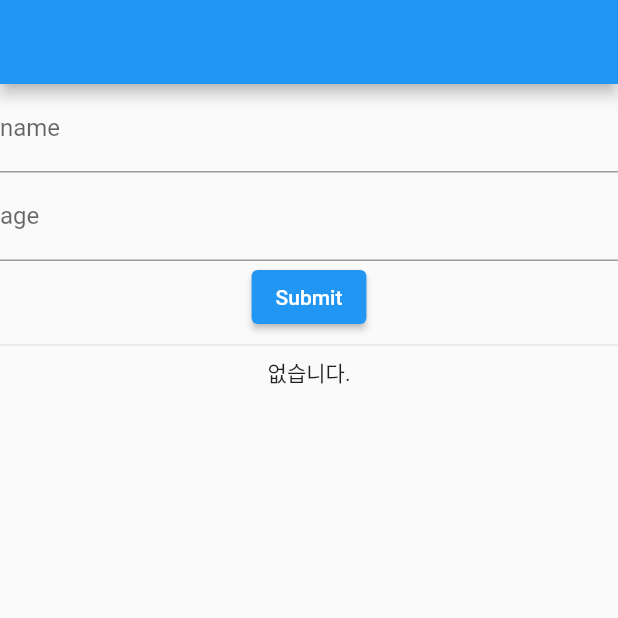
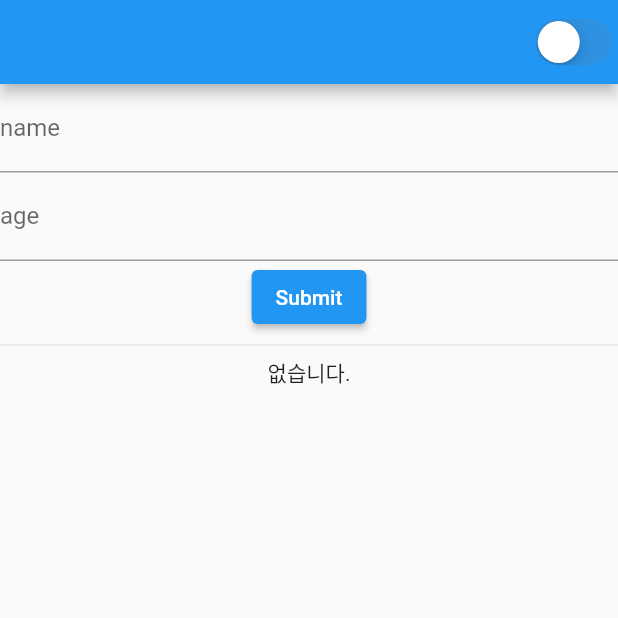
Before and after one commit to vortexgenerator/study_package, a Flutter app: the screen it shows after launch, on a phone screen of 412 x 824 dp, the top half of it. Run offline on Flutter 3.47's test engine with Material 2 defaults, Android fonts, the phone set to English and light mode, and no system bars; our stand-ins replace flutter_local_notifications, flutter_native_timezone, fluttertoast, hive, hive_flutter, image_picker and 1 more; accounts and stored records are empty.

Commit message:
Feat: dark mode code add

```diff
--- a/lib/main.dart
+++ b/lib/main.dart
@@ -6,12 +6,19 @@
 import 'package:study_package/page/user_list_page.dart';
 import 'package:timezone/data/latest_all.dart' as tz;
 import 'package:timezone/timezone.dart' as tz;
+import 'package:hive/hive.dart';
+import 'package:hive_flutter/hive_flutter.dart';
 
-void main() {
+void main() async {
   WidgetsFlutterBinding.ensureInitialized();
   _initNotiSetting();
+  await _initHive();
+  runApp(const MyApp());
+}
 
-  runApp(const MyApp());
+Future<void> _initHive() async {
+  await Hive.initFlutter();
+  await Hive.openBox('darkModeBox');
 }
 
 final flutterLocalNotificationsPlugin = FlutterLocalNotificationsPlugin();
@@ -46,37 +53,25 @@
   // This widget is the root of your application.
   @override
   Widget build(BuildContext context) {
+    return ValueListenableBuilder(
+        valueListenable: Hive.box('darkModeBox').listenable(),
+        builder: (context, Box box, widget) {
+          final darkMode = box.get('darkMode', defaultValue: false);
           return MaterialApp(
             title: 'Study Package',
+            themeMode: darkMode ? ThemeMode.dark : ThemeMode.light,
+            darkTheme: ThemeData.dark(),
             theme: ThemeData(
-        // This is the theme of your application.
-        //
-        // Try running your application with "flutter run". You'll see the
-        // application has a blue toolbar. Then, without quitting the app, try
-        // changing the primarySwatch below to Colors.green and then invoke
-        // "hot reload" (press "r" in the console where you ran "flutter run",
-        // or simply save your changes to "hot reload" in a Flutter IDE).
-        // Notice that the counter didn't reset back to zero; the application
-        // is not restarted.
               primarySwatch: Colors.blue,
             ),
             home: UserListPage(),
           );
+        });
   }
 }
 
 class MyHomePage extends StatefulWidget {
   const MyHomePage({Key? key, required this.title}) : super(key: key);
-
-  // This widget is the home page of your application. It is stateful, meaning
-  // that it has a State object (defined below) that contains fields that affect
-  // how it looks.
-
-  // This class is the configuration for the state. It holds the values (in this
-  // case the title) provided by the parent (in this case the App widget) and
-  // used by the build method of the State. Fields in a Widget subclass are
-  // always marked "final".
-
   final String title;
 
   @override
@@ -88,47 +83,18 @@
 
   void _incrementCounter() {
     setState(() {
-      // This call to setState tells the Flutter framework that something has
-      // changed in this State, which causes it to rerun the build method below
-      // so that the display can reflect the updated values. If we changed
-      // _counter without calling setState(), then the build method would not be
-      // called again, and so nothing would appear to happen.
       _counter++;
     });
   }
 
   @override
   Widget build(BuildContext context) {
-    // This method is rerun every time setState is called, for instance as done
-    // by the _incrementCounter method above.
-    //
-    // The Flutter framework has been optimized to make rerunning build methods
-    // fast, so that you can just rebuild anything that needs updating rather
-    // than having to individually change instances of widgets.
     return Scaffold(
       appBar: AppBar(
-        // Here we take the value from the MyHomePage object that was created by
-        // the App.build method, and use it to set our appbar title.
         title: Text(widget.title),
       ),
       body: Center(
-        // Center is a layout widget. It takes a single child and positions it
-        // in the middle of the parent.
         child: Column(
-          // Column is also a layout widget. It takes a list of children and
-          // arranges them vertically. By default, it sizes itself to fit its
-          // children horizontally, and tries to be as tall as its parent.
-          //
-          // Invoke "debug painting" (press "p" in the console, choose the
-          // "Toggle Debug Paint" action from the Flutter Inspector in Android
-          // Studio, or the "Toggle Debug Paint" command in Visual Studio Code)
-          // to see the wireframe for each widget.
-          //
-          // Column has various properties to control how it sizes itself and
-          // how it positions its children. Here we use mainAxisAlignment to
-          // center the children vertically; the main axis here is the vertical
-          // axis because Columns are vertical (the cross axis would be
-          // horizontal).
           mainAxisAlignment: MainAxisAlignment.center,
           children: <Widget>[
             const Text(
--- a/lib/page/user_list_page.dart
+++ b/lib/page/user_list_page.dart
@@ -1,5 +1,8 @@
+import 'package:flutter/cupertino.dart';
 import 'package:flutter/material.dart';
 import '/model/inputform.dart';
+import 'package:hive/hive.dart';
+import 'package:hive_flutter/hive_flutter.dart';
 
 class UserListPage extends StatefulWidget {
   const UserListPage({Key? key}) : super(key: key);
@@ -8,11 +11,19 @@
   State<UserListPage> createState() => _UserListPageState();
 }
 
+bool isDarkMode = false;
+
 class _UserListPageState extends State<UserListPage> {
   TextEditingController nameController = TextEditingController();
   TextEditingController ageController = TextEditingController();
 
   final users = <InputForm>[];
+  late Box _darkMode;
+
+  @override
+  void initState() {
+    _darkMode = Hive.box('DarkModeBox');
+  }
 
   @override
   void dispose() {
@@ -24,7 +35,19 @@
   @override
   Widget build(BuildContext context) {
     return Scaffold(
-        appBar: AppBar(),
+        appBar: AppBar(
+          actions: [
+            CupertinoSwitch(
+              value: isDarkMode,
+              onChanged: (val) {
+                setState(() {
+                  isDarkMode = val;
+                  _darkMode.put('darkMode', val);
+                });
+              },
+            )
+          ],
+        ),
         body: Column(
           children: [
             Column(
--- a/pubspec.yaml
+++ b/pubspec.yaml
@@ -38,6 +38,8 @@
   timezone: ^0.8.0
   flutter_native_timezone: ^2.0.0
   image_picker: ^0.8.5+2
+  hive: ^2.1.0
+  hive_flutter: ^1.1.0
 
 dev_dependencies:
   flutter_test:
```
Also changed, not shown: pubspec.lock, 1 other file. Lines whose indentation alone changed are shown as unchanged.
